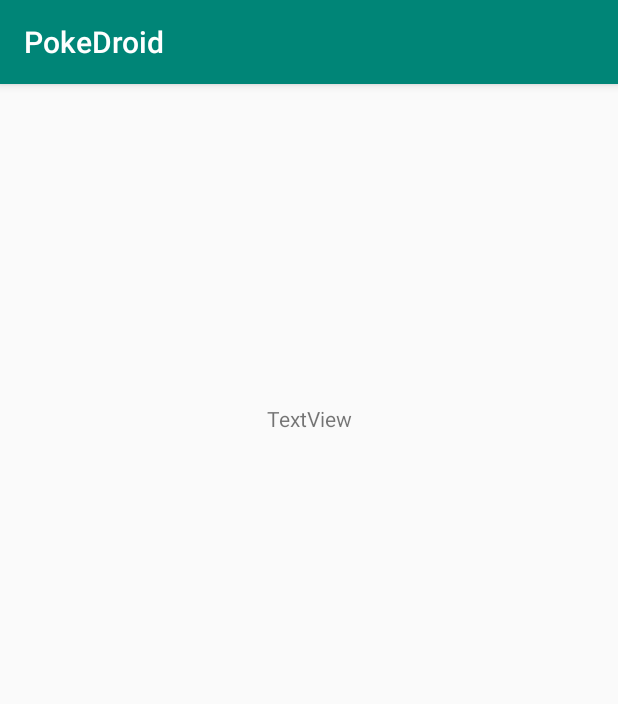
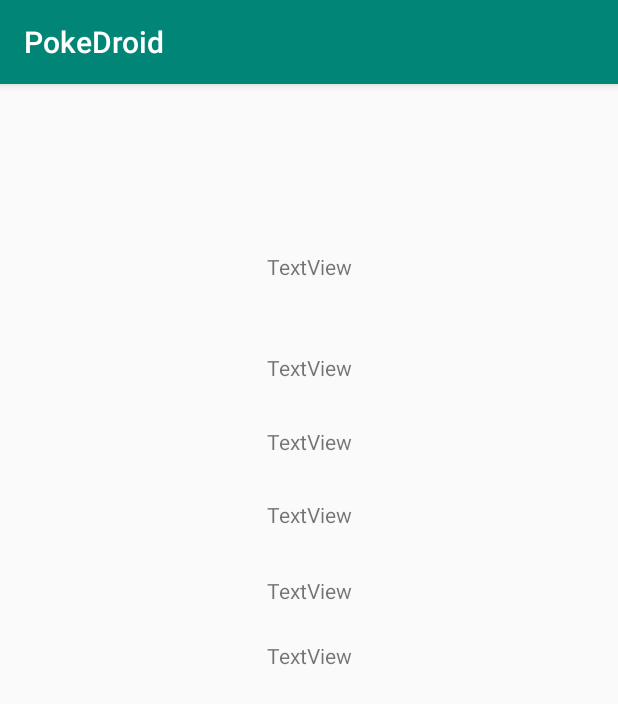
Before and after one commit to JoaoAJRomao/PokeDroid, an Android app: the screen it shows after launch (MainActivity), on a phone screen of 412 x 824 dp. Shown: the top 704 px of the screen. Run offline under Robolectric (Android 15) with nearby library versions, the phone set to English and light mode, and no system bars.

```diff
--- a/app/src/main/java/com/unifor/pokedroid/activity/MainActivity.kt
+++ b/app/src/main/java/com/unifor/pokedroid/activity/MainActivity.kt
@@ -18,14 +18,25 @@ class MainActivity : AppCompatActivity() {
     private lateinit var recyclerView: RecyclerView
     private lateinit var pokeapiService: PokeapiService
 
-    private lateinit var textView:TextView
+    private lateinit var mainCodeId:TextView
+    private lateinit var mainId:TextView
+    private lateinit var mainName:TextView
+    private lateinit var mainBaseExperience:TextView
+    private lateinit var mainHeight:TextView
+    private lateinit var mainAbilities:TextView
 
 
     override fun onCreate(savedInstanceState: Bundle?) {
         super.onCreate(savedInstanceState)
         setContentView(R.layout.activity_main)
 
-        textView=findViewById(R.id.main_textView)
+        mainCodeId=findViewById(R.id.main_codeId)
+        mainId=findViewById(R.id.main_id)
+        mainName=findViewById(R.id.main_name)
+        mainBaseExperience=findViewById(R.id.main_baseExperience)
+        mainHeight=findViewById(R.id.main_height)
+        mainAbilities=findViewById(R.id.main_abilities)
+
 
         pokeapiService = RetrofitInitializer.getPokeapiService()
 
@@ -44,7 +55,20 @@ class MainActivity : AppCompatActivity() {
         override fun onResponse(call: Call<Pokemon>, response: Response<Pokemon>) {
             Log.i("APP","${response.code()}")
             Log.i("APP","${response.body()}")
-            textView.setText("${response.body()}").toString()
+//            textView.setText("${response.body()}").toString()
+            mainCodeId.text=response.code().toString()
+            mainId.text=response.body()?.id.toString()
+            mainName.text=response.body()?.name.toString()
+            mainBaseExperience.text=response.body()?.baseExperience.toString()
+            mainHeight.text=response.body()?.height.toString()
+            mainAbilities.text=response.body()?.abilities.toString()
+            var string = mainCodeId.toString()+" \r\n "+
+                    mainId.toString()+"\r\n"+
+                    mainName.toString()+"\r\n"+
+                    mainBaseExperience.toString()+"\r\n"+
+                    mainHeight.toString()+"\r\n"+
+                    mainAbilities.toString()+"\r\n"
+            Log.i("REST",string)
         }
 
     }
--- a/app/src/main/res/layout/activity_main.xml
+++ b/app/src/main/res/layout/activity_main.xml
@@ -8,9 +8,44 @@
         tools:context=".activity.MainActivity">
     <TextView
             android:text="TextView"
-            android:layout_width="151dp"
-            android:layout_height="139dp"
-            android:id="@+id/main_textView" app:layout_constraintTop_toTopOf="parent"
-            app:layout_constraintStart_toStartOf="parent" android:layout_marginTop="153dp"
-            app:layout_constraintEnd_toEndOf="parent" android:gravity="center"/>
+            android:layout_width="wrap_content"
+            android:layout_height="wrap_content"
+            android:id="@+id/main_codeId"
+            app:layout_constraintTop_toTopOf="parent" app:layout_constraintStart_toStartOf="parent"
+            android:layout_marginTop="112dp" app:layout_constraintEnd_toEndOf="parent"/>
+    <TextView
+            android:text="TextView"
+            android:layout_width="wrap_content"
+            android:layout_height="wrap_content"
+            android:id="@+id/main_id"
+            app:layout_constraintStart_toStartOf="@+id/main_codeId" android:layout_marginTop="48dp"
+            app:layout_constraintTop_toBottomOf="@+id/main_codeId"/>
+    <TextView
+            android:text="TextView"
+            android:layout_width="wrap_content"
+            android:layout_height="wrap_content"
+            android:id="@+id/main_name"
+            app:layout_constraintStart_toStartOf="@+id/main_id" android:layout_marginTop="30dp"
+            app:layout_constraintTop_toBottomOf="@+id/main_id"/>
+    <TextView
+            android:text="TextView"
+            android:layout_width="wrap_content"
+            android:layout_height="wrap_content"
+            android:id="@+id/main_baseExperience"
+            app:layout_constraintStart_toStartOf="@+id/main_name" android:layout_marginTop="29dp"
+            app:layout_constraintTop_toBottomOf="@+id/main_name"/>
+    <TextView
+            android:text="TextView"
+            android:layout_width="wrap_content"
+            android:layout_height="wrap_content"
+            android:id="@+id/main_height"
+            app:layout_constraintStart_toStartOf="@+id/main_baseExperience" android:layout_marginTop="31dp"
+            app:layout_constraintTop_toBottomOf="@+id/main_baseExperience"/>
+    <TextView
+            android:text="TextView"
+            android:layout_width="wrap_content"
+            android:layout_height="wrap_content"
+            android:id="@+id/main_abilities"
+            app:layout_constraintStart_toStartOf="@+id/main_height" android:layout_marginTop="24dp"
+            app:layout_constraintTop_toBottomOf="@+id/main_height"/>
 </android.support.constraint.ConstraintLayout>
```
